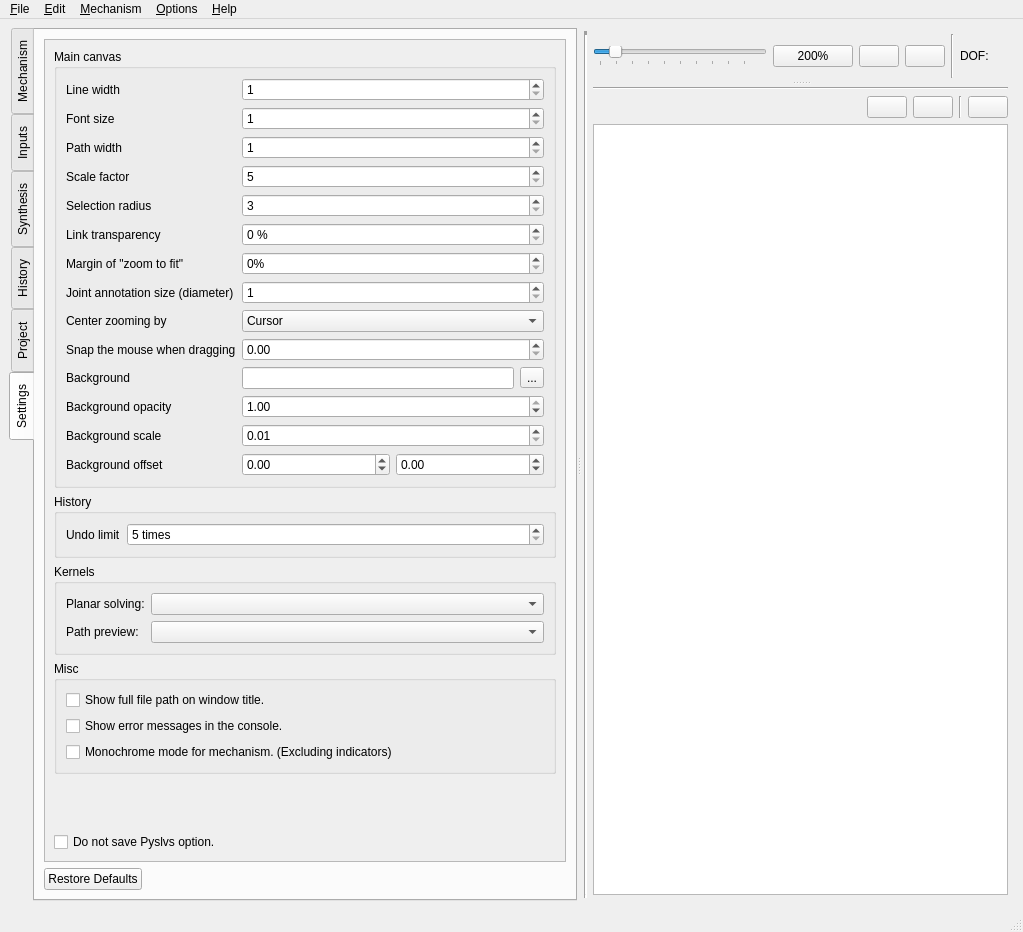
First picture: the form in core/widgets/main.ui, repository KmolYuan/Pyslvs-UI, before the edit.
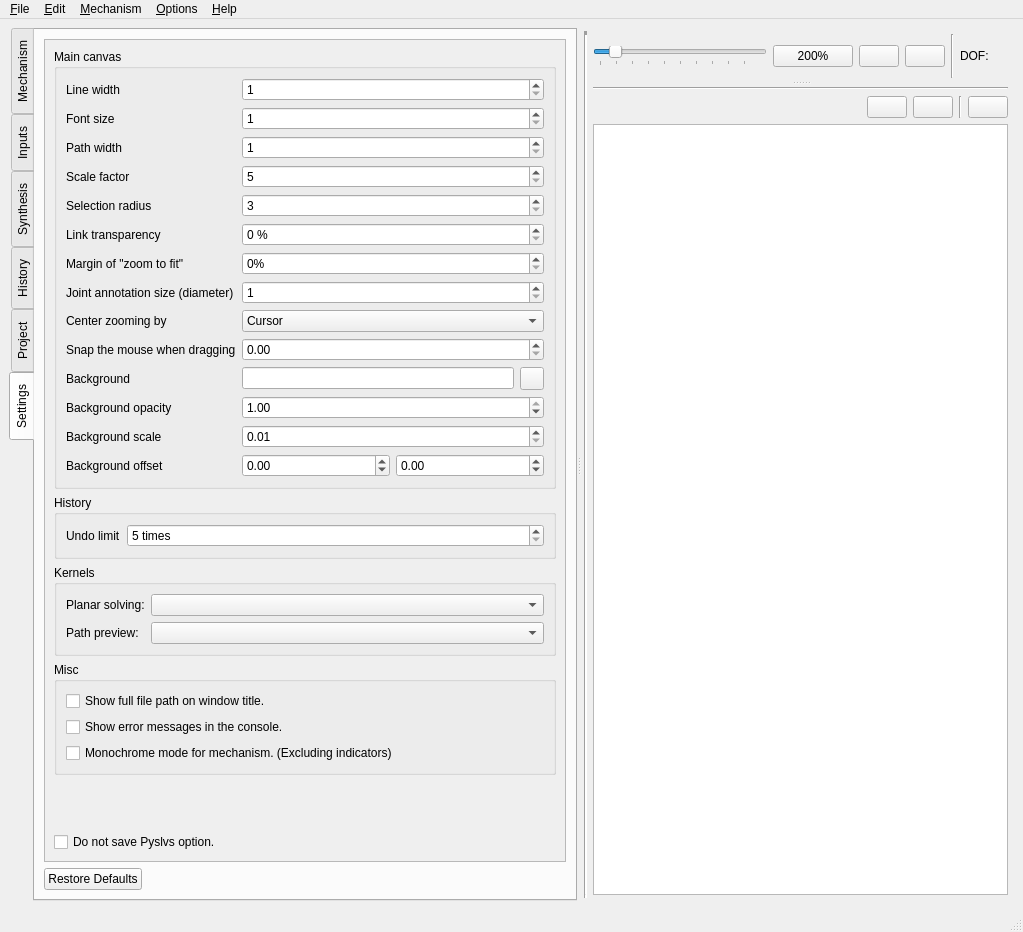
Second picture: the form after the edit. The open tabs and pages were chosen to show the change. Icons and pictures are not drawn.

```diff
--- a/core/widgets/main.ui
+++ b/core/widgets/main.ui
@@ -502,7 +502,7 @@
                   <x>0</x>
                   <y>0</y>
                   <width>601</width>
-                  <height>1177</height>
+                  <height>1175</height>
                  </rect>
                 </property>
                 <layout class="QVBoxLayout" name="verticalLayout_3">
@@ -712,8 +712,9 @@
                       </item>
                       <item>
                        <widget class="QToolButton" name="background_choose_dir">
-                        <property name="text">
-                         <string>...</string>
+                        <property name="icon">
+                         <iconset resource="../../icons.qrc">
+                          <normaloff>:/icons/loadfile.png</normaloff>:/icons/loadfile.png</iconset>
                         </property>
                        </widget>
                       </item>
```
Left out of the diff: 9 changed lines with no effect on the pictures.
